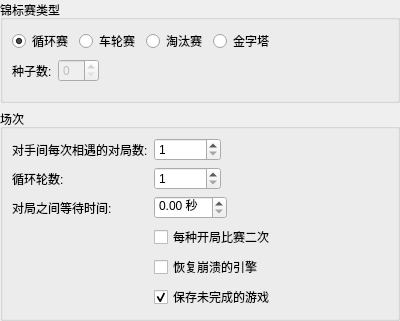
Old version of the form projects/gui/ui/tournamentsettingswidget.ui in the repository leedavid/GGguiX.
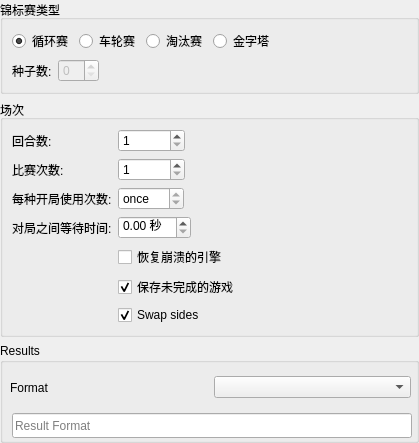
New version of the form. Custom widgets are drawn as their Qt base class.

```diff
--- a/projects/gui/ui/tournamentsettingswidget.ui
+++ b/projects/gui/ui/tournamentsettingswidget.ui
@@ -6,8 +6,8 @@
    <rect>
     <x>0</x>
     <y>0</y>
-    <width>400</width>
-    <height>321</height>
+    <width>419</width>
+    <height>436</height>
    </rect>
   </property>
   <property name="windowTitle">
@@ -132,36 +132,16 @@
        <enum>QFormLayout::ExpandingFieldsGrow</enum>
       </property>
       <item row="0" column="0">
-       <widget class="QLabel" name="label">
-        <property name="text">
-         <string>对手间每次相遇的对局数:</string>
-        </property>
-        <property name="buddy">
-         <cstring>m_gamesPerEncounterSpin</cstring>
-        </property>
-       </widget>
-      </item>
-      <item row="0" column="1">
-       <widget class="QSpinBox" name="m_gamesPerEncounterSpin">
-        <property name="minimum">
-         <number>1</number>
-        </property>
-        <property name="maximum">
-         <number>999999</number>
-        </property>
-       </widget>
-      </item>
-      <item row="1" column="0">
        <widget class="QLabel" name="label_2">
         <property name="text">
-         <string>循环轮数:</string>
+         <string>回合数:</string>
         </property>
         <property name="buddy">
          <cstring>m_roundsSpin</cstring>
         </property>
        </widget>
       </item>
-      <item row="1" column="1">
+      <item row="0" column="1">
        <widget class="QSpinBox" name="m_roundsSpin">
         <property name="minimum">
          <number>1</number>
@@ -171,7 +151,56 @@
         </property>
        </widget>
       </item>
+      <item row="1" column="0">
+       <widget class="QLabel" name="label">
+        <property name="text">
+         <string>比赛次数:</string>
+        </property>
+        <property name="buddy">
+         <cstring>m_gamesPerEncounterSpin</cstring>
+        </property>
+       </widget>
+      </item>
+      <item row="1" column="1">
+       <widget class="QSpinBox" name="m_gamesPerEncounterSpin">
+        <property name="minimum">
+         <number>1</number>
+        </property>
+        <property name="maximum">
+         <number>999999</number>
+        </property>
+       </widget>
+      </item>
       <item row="2" column="0">
+       <widget class="QLabel" name="label_5">
+        <property name="text">
+         <string>每种开局使用次数:</string>
+        </property>
+       </widget>
+      </item>
+      <item row="2" column="1">
+       <widget class="GameRepetitionSpinBox" name="m_repeatSpin">
+        <property name="toolTip">
+         <string>Depends on &quot;games per encounter&quot;</string>
+        </property>
+        <property name="toolTipDuration">
+         <number>-1</number>
+        </property>
+        <property name="specialValueText">
+         <string>once</string>
+        </property>
+        <property name="suffix">
+         <string> times</string>
+        </property>
+        <property name="minimum">
+         <number>1</number>
+        </property>
+        <property name="maximum">
+         <number>1</number>
+        </property>
+       </widget>
+      </item>
+      <item row="3" column="0">
        <widget class="QLabel" name="label_3">
         <property name="text">
          <string>对局之间等待时间:</string>
@@ -181,20 +210,13 @@
         </property>
        </widget>
       </item>
-      <item row="2" column="1">
+      <item row="3" column="1">
        <widget class="QDoubleSpinBox" name="m_waitSpin">
         <property name="suffix">
          <string> 秒</string>
         </property>
        </widget>
       </item>
-      <item row="3" column="1">
-       <widget class="QCheckBox" name="m_repeatCheck">
-        <property name="text">
-         <string>每种开局比赛二次</string>
-        </property>
-       </widget>
-      </item>
       <item row="4" column="1">
        <widget class="QCheckBox" name="m_recoverCheck">
         <property name="toolTip">
@@ -215,11 +237,97 @@
         </property>
        </widget>
       </item>
+       <item row="6" column="1">
+       <widget class="QCheckBox" name="m_swapCheck">
+        <property name="toolTip">
+         <string>Swap colors after each game within an encounter (default: true)</string>
+        </property>
+        <property name="text">
+         <string>Swap sides</string>
+        </property>
+        <property name="checked">
+         <bool>true</bool>
+        </property>
+       </widget>
+      </item>
      </layout>
     </widget>
    </item>
+    <item>
+    <widget class="QGroupBox" name="groupBox_4">
+     <property name="sizePolicy">
+      <sizepolicy hsizetype="Preferred" vsizetype="Minimum">
+       <horstretch>0</horstretch>
+       <verstretch>0</verstretch>
+      </sizepolicy>
+     </property>
+     <property name="minimumSize">
+      <size>
+       <width>0</width>
+       <height>100</height>
+      </size>
+     </property>
+     <property name="title">
+      <string>Results</string>
+     </property>
+     <widget class="QWidget" name="horizontalLayoutWidget">
+      <property name="geometry">
+       <rect>
+        <x>10</x>
+        <y>29</y>
+        <width>401</width>
+        <height>31</height>
+       </rect>
+      </property>
+      <layout class="QHBoxLayout" name="horizontalLayout_6">
+       <property name="sizeConstraint">
+        <enum>QLayout::SetDefaultConstraint</enum>
+       </property>
+       <item>
+        <widget class="QLabel" name="m_resultFormatLabel">
+         <property name="text">
+          <string>Format</string>
+         </property>
+        </widget>
+       </item>
+       <item>
+        <widget class="QComboBox" name="m_resultFormatCombo"/>
+       </item>
+      </layout>
+     </widget>
+     <widget class="QLineEdit" name="m_resultFormatEdit">
+      <property name="geometry">
+       <rect>
+        <x>12</x>
+        <y>70</y>
+        <width>400</width>
+        <height>25</height>
+       </rect>
+      </property>
+      <property name="autoFillBackground">
+       <bool>false</bool>
+      </property>
+      <property name="maxLength">
+       <number>256</number>
+      </property>
+      <property name="placeholderText">
+       <string>Result Format</string>
+      </property>
+      <property name="clearButtonEnabled">
+       <bool>false</bool>
+      </property>
+     </widget>
+    </widget>
+   </item>
   </layout>
  </widget>
+ <customwidgets>
+  <customwidget>
+   <class>GameRepetitionSpinBox</class>
+   <extends>QSpinBox</extends>
+   <header>src/gamerepetitionspinbox.h</header>
+  </customwidget>
+ </customwidgets>
  <resources/>
  <connections/>
 </ui>
```
Left out of the diff: 17 changed lines with no effect on the pictures.
